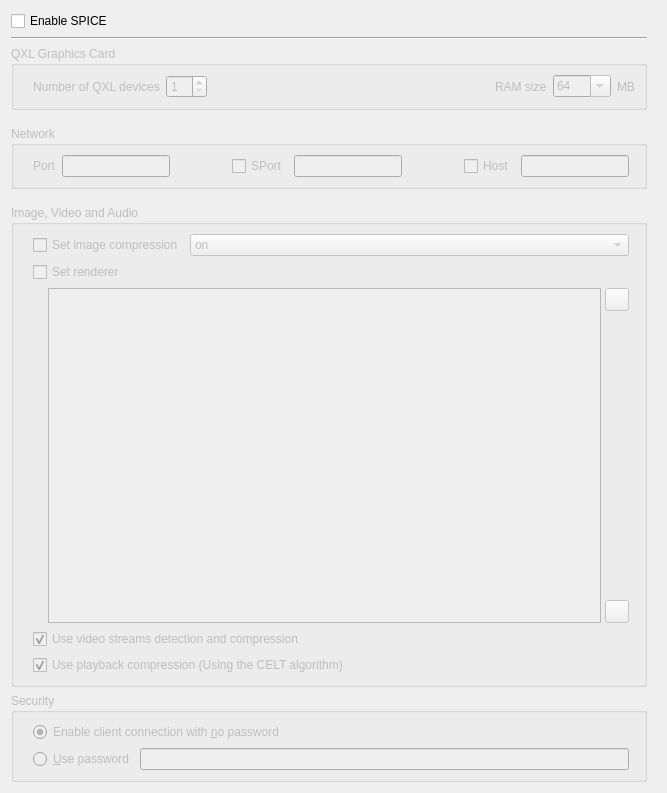
tobimensch/aqemu, file src/SPICE_Settings_Widget.ui: the form before one commit.
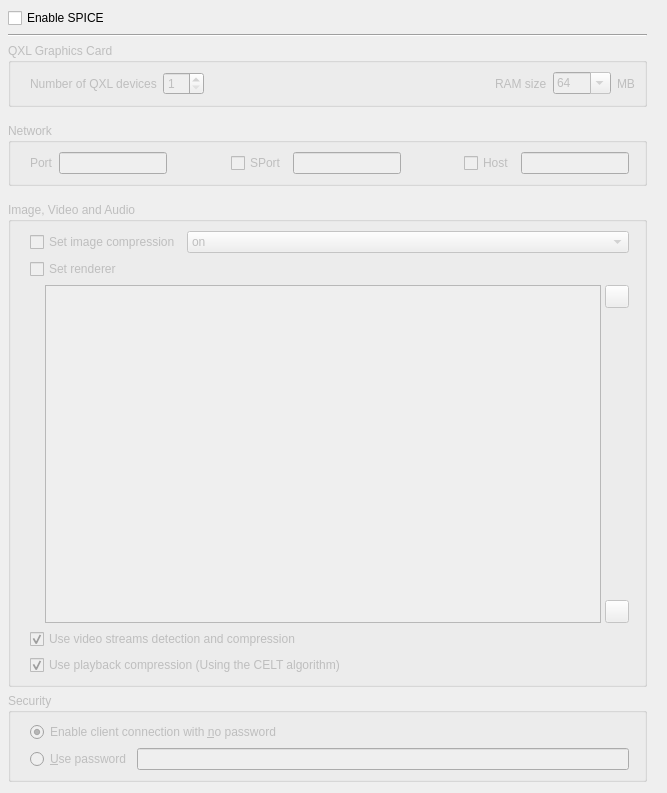
The form after the commit. Icons and pictures are not drawn.

Commit message: Fixed margins to make different parts of UI blend in with each other better.

```diff
--- a/src/SPICE_Settings_Widget.ui
+++ b/src/SPICE_Settings_Widget.ui
@@ -14,6 +14,12 @@
    <string>SPICE Settings</string>
   </property>
   <layout class="QVBoxLayout" name="verticalLayout_8">
+   <property name="leftMargin">
+    <number>8</number>
+   </property>
+   <property name="topMargin">
+    <number>8</number>
+   </property>
    <item>
     <widget class="QScrollArea" name="scrollArea">
      <property name="frameShape">
@@ -30,8 +36,8 @@
        <rect>
         <x>0</x>
         <y>0</y>
-        <width>649</width>
-        <height>775</height>
+        <width>653</width>
+        <height>779</height>
        </rect>
       </property>
       <layout class="QVBoxLayout" name="verticalLayout_7">
@@ -82,7 +88,7 @@
           <item>
            <layout class="QVBoxLayout" name="verticalLayout_3">
             <item>
-             <widget class="QGroupBox" name="">
+             <widget class="QGroupBox" name="groupBox">
               <property name="title">
                <string>QXL Graphics Card</string>
               </property>
@@ -202,7 +208,7 @@
            </spacer>
           </item>
           <item>
-           <widget class="QGroupBox" name="">
+           <widget class="QGroupBox" name="groupBox">
             <property name="title">
              <string>Network</string>
             </property>
@@ -332,7 +338,7 @@
           <item>
            <layout class="QVBoxLayout" name="verticalLayout_5">
             <item>
-             <widget class="QGroupBox" name="">
+             <widget class="QGroupBox" name="groupBox">
               <property name="title">
                <string>Image, Video and Audio</string>
               </property>
@@ -509,7 +515,7 @@
           <item>
            <layout class="QVBoxLayout" name="verticalLayout">
             <item>
-             <widget class="QGroupBox" name="">
+             <widget class="QGroupBox" name="groupBox">
               <property name="title">
                <string>Security</string>
               </property>
```
The commit also changes 3 other files.
